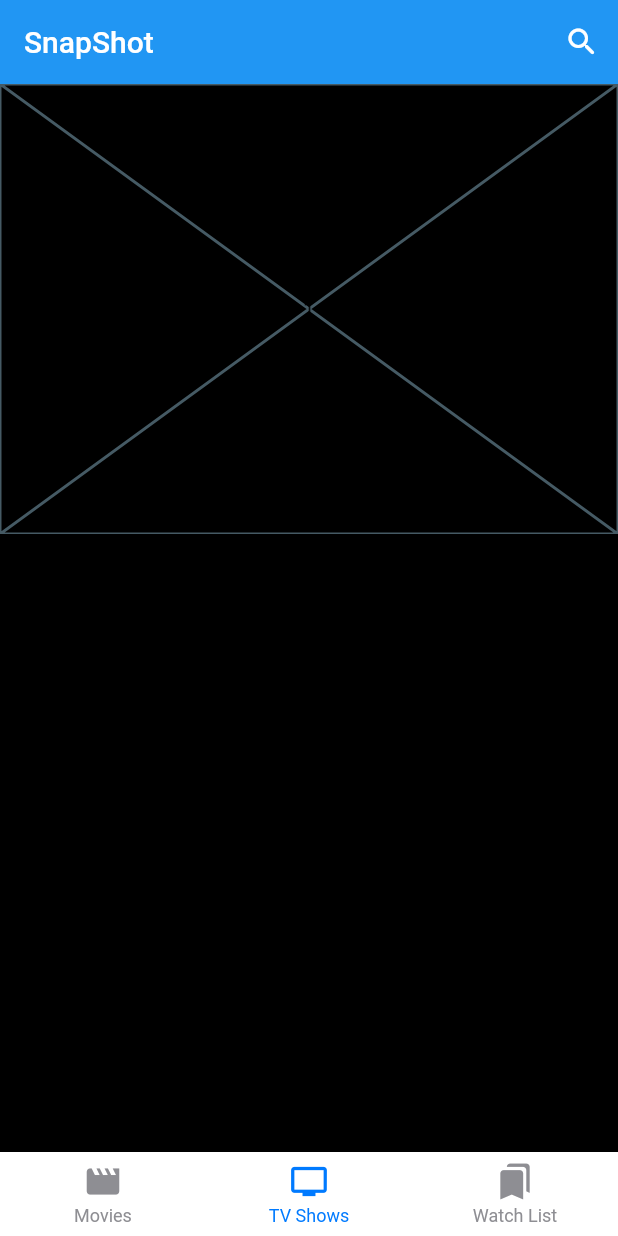
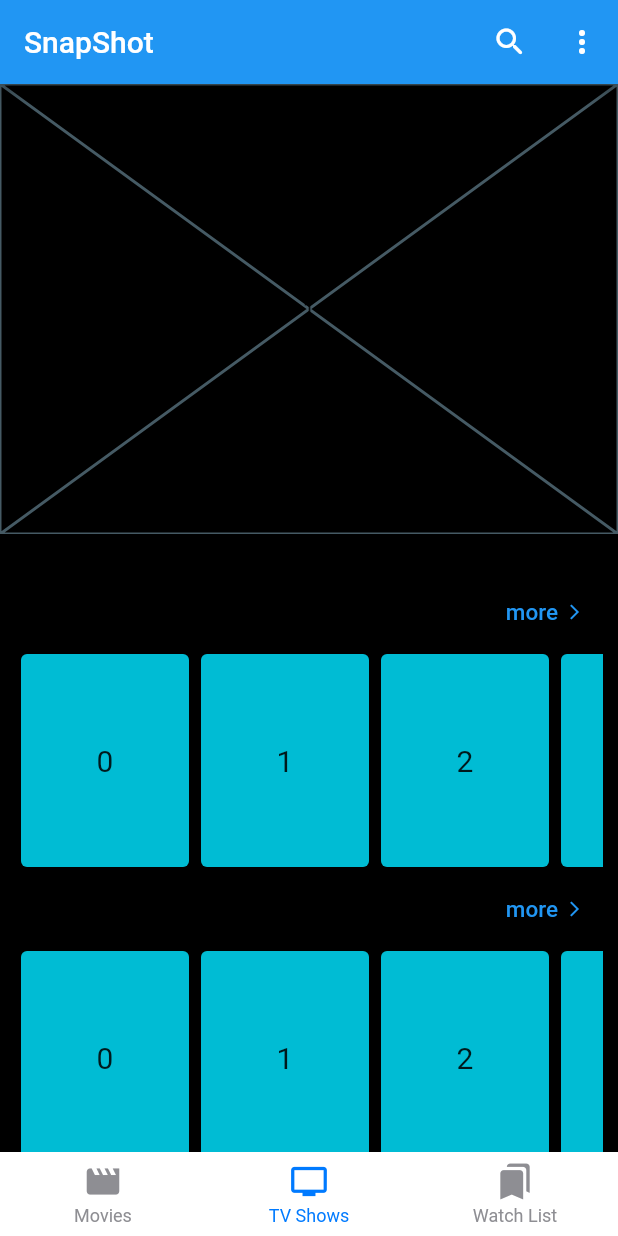
Before and after one commit to MahmoudAlMarashdy/snapshot, a Flutter app: the screen it shows after launch, item 2 of the bottom bar chosen, after a tap on the "search" icon, on a phone screen of 412 x 824 dp. Run offline on Flutter 3.47's test engine with Material 2 defaults, Android fonts, the phone set to English and light mode, and no system bars; drawn by our look-alikes of carousel_slider, persistent_bottom_nav_bar.

Commit message:
adding some new views

```diff
--- a/lib/core/home_page.dart
+++ b/lib/core/home_page.dart
@@ -10,16 +10,20 @@ class HomePage extends StatelessWidget {
   @override
   Widget build(BuildContext context) {
     return Scaffold(
-        body: NestedScrollView(
-          headerSliverBuilder: (context, isScrolled) => [
-            SliverAppBar(
+      appBar: AppBar(
         centerTitle: false,
         title: Text("SnapShot"),
         actions: [
-                IconButton(onPressed: (){}, icon: Icon(Icons.search_rounded))
+          IconButton(onPressed: (){}, icon: Icon(Icons.search_rounded)),
+          PopupMenuButton(
+            itemBuilder: (context)=>[
+              PopupMenuItem(child: Text("item 1")),
+              PopupMenuItem(child: Text("item 2")),
+              PopupMenuItem(child: Text("item 3")),
             ],
           )
         ],
+      ),
       body: PersistentTabView(
         context,
         navBarStyle: NavBarStyle.style6,
@@ -48,7 +52,6 @@ class HomePage extends StatelessWidget {
           ),
         ],
       ),
-        ),
     );
   }
 }
--- /dev/null
+++ b/lib/core/widgets/custom_listview.dart
@@ -0,0 +1,55 @@
+import 'package:flutter/material.dart';
+
+class CustomListView extends StatelessWidget {
+  CustomListView({Key? key, required this.category}) : super(key: key);
+
+  final String category;
+
+  @override
+  Widget build(BuildContext context) {
+    return Column(
+      children: [
+        Padding(
+          padding: EdgeInsets.symmetric(horizontal: 15),
+          child: Row(
+            mainAxisAlignment: MainAxisAlignment.spaceBetween,
+            children: [
+              Text(category,style: TextStyle(fontSize: 18)),
+              TextButton(
+                  onPressed: (){},
+                  child: Row(
+                    children: [
+                      Text("more",style: TextStyle(fontSize: 15)),
+                      SizedBox(width: 5,),
+                      Icon(Icons.arrow_forward_ios_sharp,size: 12,),
+                    ],
+                  )
+              ),
+            ],
+          ),
+        ),
+        Container(
+          margin: EdgeInsets.symmetric(horizontal: 10),
+          height: 150,
+          child: ListView.builder(
+              shrinkWrap: true,
+              scrollDirection: Axis.horizontal,
+              itemCount: 6,
+              itemBuilder: (context,index){
+                return InkWell(
+                  onTap: (){},
+                  child: SizedBox(
+                    width: 120,
+                    child: Card(
+                      color: Colors.cyan,
+                      child: Center(child: Text('$index',style: TextStyle(fontSize: 20),)),
+                    ),
+                  ),
+                );
+              }
+          ),
+        )
+      ],
+    );
+  }
+}
--- a/lib/core/widgets/now_playing_slider.dart
+++ b/lib/core/widgets/custom_slider.dart
@@ -1,14 +1,14 @@
 import 'package:carousel_slider/carousel_slider.dart';
 import 'package:flutter/material.dart';
 
-class NowPlayingSlider extends StatefulWidget {
-  const NowPlayingSlider({Key? key}) : super(key: key);
+class CustomSlider extends StatefulWidget {
+  const CustomSlider({Key? key}) : super(key: key);
 
   @override
-  State<NowPlayingSlider> createState() => _NowPlayingSliderState();
+  State<CustomSlider> createState() => _CustomSliderState();
 }
 
-class _NowPlayingSliderState extends State<NowPlayingSlider> {
+class _CustomSliderState extends State<CustomSlider> {
 
   int currentCarouselIndex = 0;
   final CarouselController carouselController = CarouselController();
@@ -38,8 +38,11 @@ class _NowPlayingSliderState extends State<NowPlayingSlider> {
         CarouselSlider.builder(
           itemCount: 5,
           itemBuilder: (context,itemIndex,pageViewindex) {
-            return Placeholder(
-              child: Center(child: Text("${itemIndex + 1}"),),
+            return InkWell(
+              onTap: (){},
+              child: Placeholder(
+                child: Center(child: Text("${itemIndex + 1}"),),
+              ),
             );
           },
           carouselController: carouselController,
--- a/lib/movies/presentation/screens/movies_screen.dart
+++ b/lib/movies/presentation/screens/movies_screen.dart
@@ -1,17 +1,23 @@
 import 'package:flutter/material.dart';
+import 'package:snapshot/movies/presentation/views/latest_movies_view.dart';
 import 'package:snapshot/movies/presentation/views/popular_movies_view.dart';
-import 'package:snapshot/movies/presentation/views/nowplaying_movies_slider.dart';
+import 'package:snapshot/movies/presentation/views/nowplaying_movies_view.dart';
+import 'package:snapshot/movies/presentation/views/top_rated_movies_view.dart';
 
 class MoviesScreen extends StatelessWidget {
   const MoviesScreen({Key? key}) : super(key: key);
 
   @override
   Widget build(BuildContext context) {
-    return Column(
-      children: [
-        NowPlayingMoviesSlider(),
-        PopularMoviesView(),
-      ],
+    return SingleChildScrollView(
+      child: Column(
+        children: [
+          NowPlayingMoviesView(),
+          PopularMoviesView(),
+          LatestMoviesView(),
+          TopRatedMoviesView(),
+        ],
+      ),
     );
   }
 }
--- /dev/null
+++ b/lib/movies/presentation/views/latest_movies_view.dart
@@ -0,0 +1,11 @@
+import 'package:flutter/material.dart';
+import 'package:snapshot/core/widgets/custom_listview.dart';
+
+class LatestMoviesView extends StatelessWidget {
+  const LatestMoviesView({Key? key}) : super(key: key);
+
+  @override
+  Widget build(BuildContext context) {
+    return CustomListView(category: "Latest Movies");
+  }
+}
--- a/lib/movies/presentation/views/nowplaying_movies_slider.dart
+++ /dev/null
@@ -1,12 +0,0 @@
-import 'package:carousel_slider/carousel_slider.dart';
-import 'package:flutter/material.dart';
-import 'package:snapshot/core/widgets/now_playing_slider.dart';
-
-class NowPlayingMoviesSlider extends StatelessWidget {
-  const NowPlayingMoviesSlider({Key? key}) : super(key: key);
-
-  @override
-  Widget build(BuildContext context) {
-    return NowPlayingSlider();
-  }
-}
--- /dev/null
+++ b/lib/movies/presentation/views/nowplaying_movies_view.dart
@@ -0,0 +1,12 @@
+import 'package:carousel_slider/carousel_slider.dart';
+import 'package:flutter/material.dart';
+import 'package:snapshot/core/widgets/custom_slider.dart';
+
+class NowPlayingMoviesView extends StatelessWidget {
+  const NowPlayingMoviesView({Key? key}) : super(key: key);
+
+  @override
+  Widget build(BuildContext context) {
+    return CustomSlider();
+  }
+}
--- a/lib/movies/presentation/views/popular_movies_view.dart
+++ b/lib/movies/presentation/views/popular_movies_view.dart
@@ -1,50 +1,11 @@
 import 'package:flutter/material.dart';
+import 'package:snapshot/core/widgets/custom_listview.dart';
 
 class PopularMoviesView extends StatelessWidget {
   const PopularMoviesView({Key? key}) : super(key: key);
 
   @override
   Widget build(BuildContext context) {
-    return Column(
-      children: [
-        Padding(
-          padding: EdgeInsets.symmetric(horizontal: 15),
-          child: Row(
-            mainAxisAlignment: MainAxisAlignment.spaceBetween,
-            children: [
-              Text("Popular Movies",style: TextStyle(fontSize: 18)),
-              TextButton(
-                onPressed: (){},
-                child: Row(
-                  children: [
-                    Text("more",style: TextStyle(fontSize: 15)),
-                    SizedBox(width: 5,),
-                    Icon(Icons.arrow_forward_ios_sharp,size: 12,),
-                  ],
-                )
-              ),
-            ],
-          ),
-        ),
-        Container(
-          margin: EdgeInsets.symmetric(horizontal: 10),
-          height: 150,
-          child: ListView.builder(
-              shrinkWrap: true,
-              scrollDirection: Axis.horizontal,
-              itemCount: 6,
-              itemBuilder: (context,index){
-                return SizedBox(
-                  width: 120,
-                  child: Card(
-                    color: Colors.cyan,
-                    child: Center(child: Text('$index',style: TextStyle(fontSize: 20),)),
-                  ),
-                );
-              }
-          ),
-        )
-      ],
-    );
+    return CustomListView(category: "Popular Movies");
   }
 }
--- /dev/null
+++ b/lib/movies/presentation/views/top_rated_movies_view.dart
@@ -0,0 +1,11 @@
+import 'package:flutter/material.dart';
+import 'package:snapshot/core/widgets/custom_listview.dart';
+
+class TopRatedMoviesView extends StatelessWidget {
+  const TopRatedMoviesView({Key? key}) : super(key: key);
+
+  @override
+  Widget build(BuildContext context) {
+    return CustomListView(category: "Top Rated Movies");
+  }
+}
--- a/lib/tv_shows/presentation/screens/tvshows_screen.dart
+++ b/lib/tv_shows/presentation/screens/tvshows_screen.dart
@@ -1,15 +1,23 @@
 import 'package:flutter/material.dart';
-import 'package:snapshot/tv_shows/presentation/widgets/nowplaying_tvshows.dart';
+import 'package:snapshot/tv_shows/presentation/views/latest_tvshows_view.dart';
+import 'package:snapshot/tv_shows/presentation/views/popular_tvshows_view.dart';
+import 'package:snapshot/tv_shows/presentation/views/nowplaying_tvshows_view.dart';
+import 'package:snapshot/tv_shows/presentation/views/top_rated_tvshows_view.dart';
 
 class TvShowsScreen extends StatelessWidget {
   const TvShowsScreen({Key? key}) : super(key: key);
 
   @override
   Widget build(BuildContext context) {
-    return Column(
-      children: [
-        NowPlayingTvShowsSlider(),
-      ],
+    return SingleChildScrollView(
+      child: Column(
+        children: [
+          NowPlayingTvShowsView(),
+          PopularTvShowsView(),
+          LatestTvShowsView(),
+          TopRatedTvShowsView(),
+        ],
+      ),
     );
   }
 }
--- /dev/null
+++ b/lib/tv_shows/presentation/views/latest_tvshows_view.dart
@@ -0,0 +1,11 @@
+import 'package:flutter/material.dart';
+import 'package:snapshot/core/widgets/custom_listview.dart';
+
+class LatestTvShowsView extends StatelessWidget {
+  const LatestTvShowsView({Key? key}) : super(key: key);
+
+  @override
+  Widget build(BuildContext context) {
+    return CustomListView(category: "Latest Tv Shows");
+  }
+}
--- /dev/null
+++ b/lib/tv_shows/presentation/views/nowplaying_tvshows_view.dart
@@ -0,0 +1,12 @@
+import 'package:carousel_slider/carousel_slider.dart';
+import 'package:flutter/material.dart';
+import 'package:snapshot/core/widgets/custom_slider.dart';
+
+class NowPlayingTvShowsView extends StatelessWidget {
+  const NowPlayingTvShowsView({Key? key}) : super(key: key);
+
+  @override
+  Widget build(BuildContext context) {
+    return CustomSlider();
+  }
+}
--- /dev/null
+++ b/lib/tv_shows/presentation/views/popular_tvshows_view.dart
@@ -0,0 +1,11 @@
+import 'package:flutter/material.dart';
+import 'package:snapshot/core/widgets/custom_listview.dart';
+
+class PopularTvShowsView extends StatelessWidget {
+  const PopularTvShowsView({Key? key}) : super(key: key);
+
+  @override
+  Widget build(BuildContext context) {
+    return CustomListView(category: "Popular Tv Shows");
+  }
+}
--- /dev/null
+++ b/lib/tv_shows/presentation/views/top_rated_tvshows_view.dart
@@ -0,0 +1,11 @@
+import 'package:flutter/material.dart';
+import 'package:snapshot/core/widgets/custom_listview.dart';
+
+class TopRatedTvShowsView extends StatelessWidget {
+  const TopRatedTvShowsView({Key? key}) : super(key: key);
+
+  @override
+  Widget build(BuildContext context) {
+    return CustomListView(category: "Top Rated Tv Shows");
+  }
+}
--- a/lib/tv_shows/presentation/widgets/nowplaying_tvshows.dart
+++ /dev/null
@@ -1,35 +0,0 @@
-import 'package:carousel_slider/carousel_slider.dart';
-import 'package:flutter/material.dart';
-
-class NowPlayingTvShowsSlider extends StatelessWidget {
-  const NowPlayingTvShowsSlider({Key? key}) : super(key: key);
-
-  @override
-  Widget build(BuildContext context) {
-    return CarouselSlider(
-        items: [
-          Placeholder(
-            child: Center(child: Text('1'),),
-          ),
-          Placeholder(
-            child: Center(child: Text('2'),),
-          ),
-          Placeholder(
-            child: Center(child: Text('3'),),
-          ),
-          Placeholder(
-            child: Center(child: Text('4'),),
-          ),
-          Placeholder(
-            child: Center(child: Text('5'),),
-          ),
-        ],
-        options: CarouselOptions(
-          height: 300,
-          autoPlay: true,
-          autoPlayInterval: Duration(seconds: 8),
-          viewportFraction: 1,
-        )
-    );
-  }
-}
```
Lines whose indentation alone changed are shown as unchanged.
